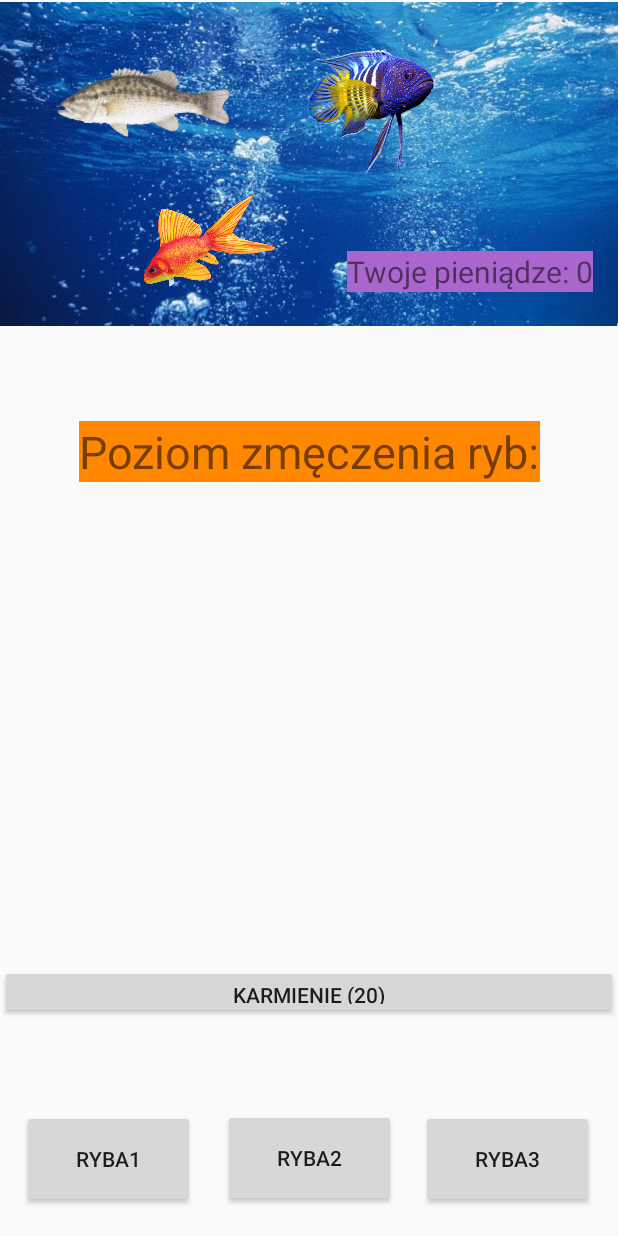
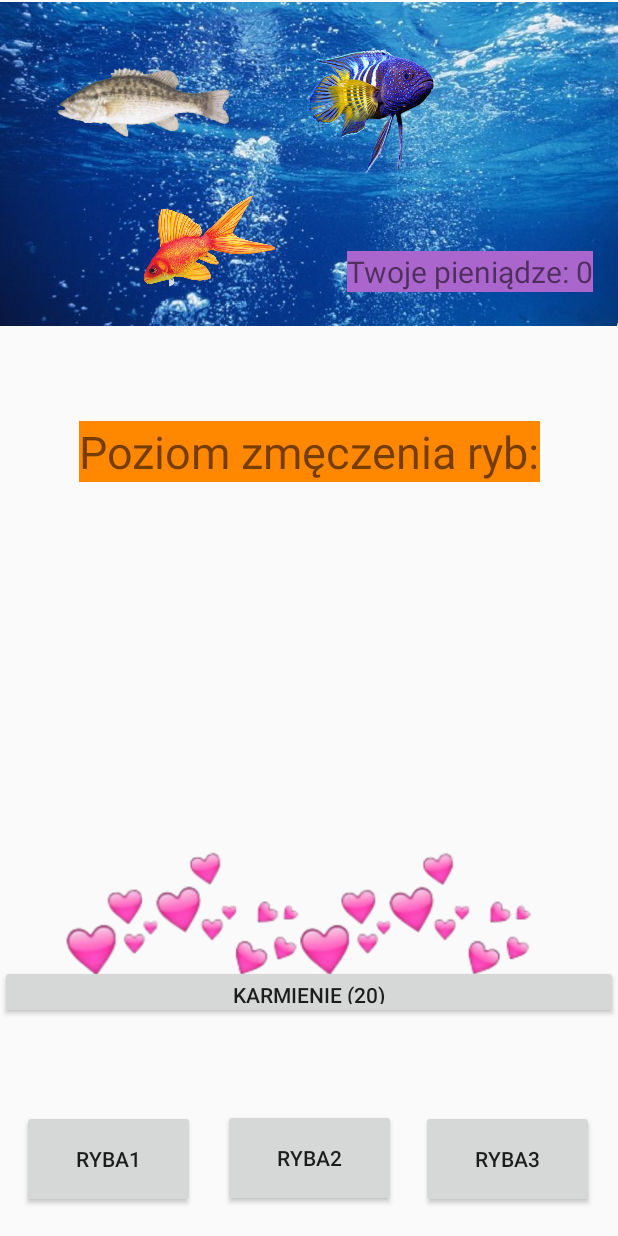
Before and after one commit to WaskeSoo/AkwariumAndroidApp, an Android app: the layout activity_main.xml on its own in the app's theme, with its tools: preview values and no code run, on a phone screen of 412 x 824 dp. Run offline under Robolectric (Android 15) with nearby library versions, the phone set to English and light mode, and no system bars.

Commit message:
Apka o rybach

```diff
--- /dev/null
+++ b/app/src/main/res/anim/slide.xml
@@ -0,0 +1,11 @@
+<?xml version="1.0" encoding="utf-8"?>
+<set
+    xmlns:android="http://schemas.android.com/apk/res/android"
+    android:interpolator="@android:anim/linear_interpolator"
+    android:fillAfter="true">
+
+    <translate
+        android:fromYDelta="20%p"
+        android:toYDelta="-100%p"
+        android:duration="4000" />
+</set>
--- a/app/src/main/res/layout/activity_main.xml
+++ b/app/src/main/res/layout/activity_main.xml
@@ -163,4 +163,28 @@
         app:layout_constraintStart_toStartOf="@+id/oceanImageView"
         app:layout_constraintTop_toTopOf="@+id/oceanImageView"
         app:layout_constraintVertical_bias="0.878" />
+
+    <ImageView
+        android:id="@+id/serduszka1ImageView"
+        android:layout_width="250dp"
+        android:layout_height="245dp"
+        app:layout_constraintBottom_toBottomOf="@+id/button2"
+        app:layout_constraintEnd_toEndOf="parent"
+        app:layout_constraintHorizontal_bias="0.0"
+        app:layout_constraintStart_toStartOf="parent"
+        app:layout_constraintTop_toTopOf="parent"
+        app:layout_constraintVertical_bias="0.898"
+        app:srcCompat="@drawable/serduszka" />
+
+    <ImageView
+        android:id="@+id/serduszka2ImageView"
+        android:layout_width="263dp"
+        android:layout_height="244dp"
+        app:layout_constraintBottom_toBottomOf="@+id/button2"
+        app:layout_constraintEnd_toEndOf="parent"
+        app:layout_constraintHorizontal_bias="1.0"
+        app:layout_constraintStart_toStartOf="parent"
+        app:layout_constraintTop_toTopOf="parent"
+        app:layout_constraintVertical_bias="0.897"
+        app:srcCompat="@drawable/serduszka" />
 </androidx.constraintlayout.widget.ConstraintLayout>
```
Also changed, not shown: app/src/main/java/com/example/myapplication/MainActivity.java (+34 -4 lines).
